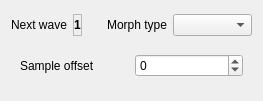
This is bigglesworth/ui/wavetablemorphwidget.ui in MaurizioB/Bigglesworth as Qt 5 draws it before an edit. The edited form follows.
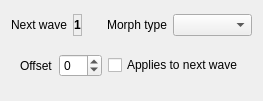
This is the edited form. The open tabs and pages were chosen to show the change. Icons and pictures are not drawn. Custom widgets are drawn as their Qt base class.

Commit message: Play support for "apply to next". No translate yet

Patch:
```diff
--- a/bigglesworth/ui/wavetablemorphwidget.ui
+++ b/bigglesworth/ui/wavetablemorphwidget.ui
@@ -69,13 +69,25 @@
       <layout class="QHBoxLayout" name="horizontalLayout_13">
        <item>
         <widget class="QLabel" name="label_5">
+         <property name="sizePolicy">
+          <sizepolicy hsizetype="Maximum" vsizetype="Preferred">
+           <horstretch>0</horstretch>
+           <verstretch>0</verstretch>
+          </sizepolicy>
+         </property>
          <property name="text">
-          <string>Sample offset</string>
+          <string>Offset</string>
          </property>
         </widget>
        </item>
        <item>
         <widget class="PositiveSpin" name="translOffsetSpin">
+         <property name="sizePolicy">
+          <sizepolicy hsizetype="Ignored" vsizetype="Fixed">
+           <horstretch>0</horstretch>
+           <verstretch>0</verstretch>
+          </sizepolicy>
+         </property>
          <property name="wrapping">
           <bool>true</bool>
          </property>
@@ -87,6 +99,13 @@
          </property>
         </widget>
        </item>
+       <item>
+        <widget class="QCheckBox" name="appliesToNextChk">
+         <property name="text">
+          <string>Applies to next wave</string>
+         </property>
+        </widget>
+       </item>
       </layout>
      </widget>
      <widget class="QWidget" name="specTransformPage">
```
Left out of the diff: 30 changed lines with no effect on the pictures. The commit also changes 8 other files.
